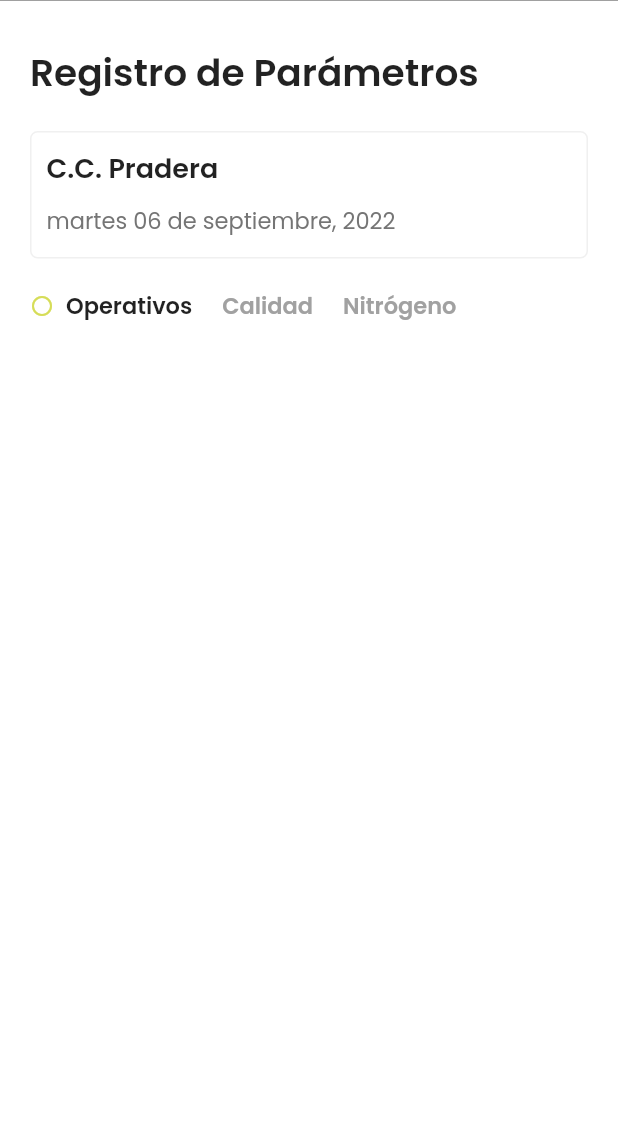
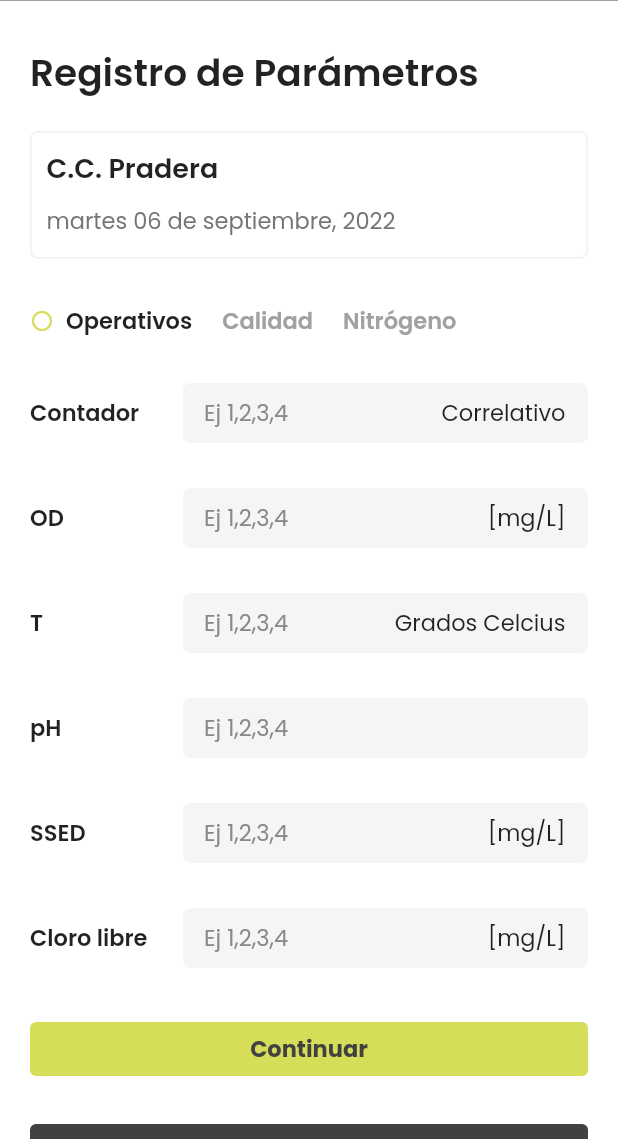
Before and after one commit to GEnriqueGT/plantas_flutter, a Flutter app: the RegisterParametersPage screen opened directly, on a phone screen of 412 x 824 dp, the part 97-1236 px from its top. Run offline on Flutter 3.47's test engine with Material 2 defaults, Android fonts, the phone set to English and light mode, and no system bars.

Commit message:
vista registro

```diff
--- a/lib/src/ui/login_page.dart
+++ b/lib/src/ui/login_page.dart
@@ -115,7 +115,7 @@ Widget passwordTextField(double screenWidth) {
 
 Widget iniciaButton(BuildContext context) {
   double screenWidth = MediaQuery.of(context).size.width;
-  double fontSizeScaled = screenWidth * 0.04;
+  double fontSizeScaled = screenWidth * 0.035;
   return Container(
     padding: const EdgeInsets.fromLTRB(20, 0, 20, 0),
     child: ElevatedButton(
--- a/lib/src/ui/register_page.dart
+++ b/lib/src/ui/register_page.dart
@@ -3,6 +3,7 @@ import 'package:flutter/material.dart';
 import 'package:plantas/src/ui/details_page.dart';
 import 'package:intl/intl.dart';
 import 'package:intl/date_symbol_data_local.dart';
+import 'package:plantas/src/ui/malls_page.dart';
 
 class RegisterParametersPage extends StatefulWidget {
   RegisterParametersPage({Key? key}) : super(key: key);
@@ -17,7 +18,7 @@ class RregisterParametersPageState extends State<RegisterParametersPage> {
     return Scaffold(
       appBar: appBarLogo(context),
       body: ListView(
-        children: [titulo(context), Formulario()],
+        children: [titulo(context), Formulario(context)],
       ),
     );
   }
@@ -98,28 +99,63 @@ Widget titulo(BuildContext context) {
   );
 }
 
-Widget Formulario() {
+Widget Formulario(BuildContext context) {
   int pagina = 0;
-  return Container(
-    child: operativosForm(),
+  return Column(
+    crossAxisAlignment: CrossAxisAlignment.start,
+    children: [
+      operativosForm(context),
+      Container(
+        width: MediaQuery.of(context).size.width,
+        padding: const EdgeInsets.fromLTRB(20, 20, 20, 0),
+        child: ElevatedButton(
+            onPressed: () {},
+            style: ElevatedButton.styleFrom(
+                elevation: 0.0,
+                primary: const Color(
+                  0xffD6DD58,
+                )),
+            child: Text("Continuar",
+                style: TextStyle(
+                    fontWeight: FontWeight.w700,
+                    fontSize: 15,
+                    fontFamily: 'Poppins',
+                    color: const Color(0xff414141)))),
+      ),
+      Container(
+        width: MediaQuery.of(context).size.width,
+        padding: const EdgeInsets.fromLTRB(20, 20, 20, 20),
+        child: ElevatedButton(
+            onPressed: () {},
+            style: ElevatedButton.styleFrom(
+                elevation: 0.0,
+                primary: const Color(
+                  0xff414141,
+                )),
+            child: Text("Terminar registro",
+                style: TextStyle(
+                    fontWeight: FontWeight.w700,
+                    fontSize: 15,
+                    fontFamily: 'Poppins',
+                    color: Colors.white))),
+      )
+    ],
   );
 }
 
-Widget operativosForm() {
-  return Padding(
-    padding: const EdgeInsets.only(top: 20.0),
-    child: Column(
-      crossAxisAlignment: CrossAxisAlignment.start,
-      children: [
-        Row(
+Widget operativosForm(BuildContext context) {
+  return Column(
+    crossAxisAlignment: CrossAxisAlignment.start,
+    children: [
+      Padding(
+        padding: const EdgeInsets.fromLTRB(20, 30, 20, 10),
+        child: Row(
+          crossAxisAlignment: CrossAxisAlignment.center,
           children: [
-            Padding(
-              padding: const EdgeInsets.only(left: 20.0),
-              child: Icon(
-                Icons.circle_outlined,
-                size: 16,
-                color: Color(0xffD6DD58),
-              ),
+            Icon(
+              Icons.circle_outlined,
+              size: 16,
+              color: Color(0xffD6DD58),
             ),
             Padding(
               padding: const EdgeInsets.only(left: 8.0),
@@ -153,8 +189,61 @@ Widget operativosForm() {
                     fontFamily: 'Poppins',
                     color: Color(0xffA1A1A1)),
               ),
-            )
+            ),
           ],
+        ),
+      ),
+      campo("Contador", "Correlativo"),
+      campo("OD", "[mg/L]"),
+      campo("T", "Grados Celcius"),
+      campo("pH"),
+      campo("SSED", "[mg/L]"),
+      campo("Cloro libre", "[mg/L]")
+    ],
+  );
+}
+
+Widget campo(String description, [String sufix = ""]) {
+  return Padding(
+    padding: const EdgeInsets.fromLTRB(20, 20, 20, 10),
+    child: Row(
+      mainAxisAlignment: MainAxisAlignment.spaceBetween,
+      children: [
+        Text("$description",
+            style: TextStyle(
+              fontWeight: FontWeight.w600,
+              fontSize: 15,
+              fontFamily: 'Poppins',
+            )),
+        Container(
+          width: 270,
+          height: 40,
+          child: Container(
+              decoration: BoxDecoration(
+                  color: const Color(0xFFF5F5F5),
+                  borderRadius: BorderRadius.circular(5)),
+              child: TextFormField(
+                style: TextStyle(
+                    fontWeight: FontWeight.w400,
+                    fontSize: 15,
+                    fontFamily: 'Poppins'),
+                decoration: InputDecoration(
+                    hintText: "Ej 1,2,3,4",
+                    hintStyle: TextStyle(
+                      color: Color(0xff8A888C),
+                    ),
+                    contentPadding: EdgeInsets.only(top: 4.5, left: 14),
+                    border: InputBorder.none,
+                    suffixIcon: Padding(
+                      padding: const EdgeInsets.only(top: 8.0, right: 15),
+                      child: Text("$sufix",
+                          style: TextStyle(
+                            fontWeight: FontWeight.w400,
+                            fontSize: 15,
+                            fontFamily: 'Poppins',
+                          )),
+                    )),
+              )),
         )
       ],
     ),
```
